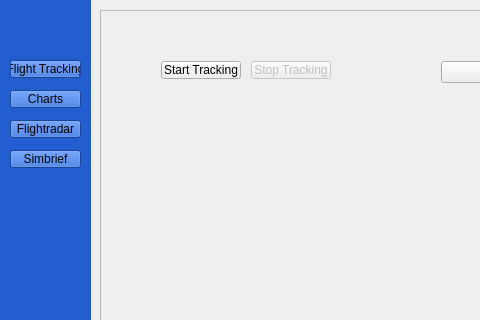
WiktorKociuba/VATATS, file tracking.ui: the form before one commit; both pictures show x 0 to 480 and y 0 to 320 of the 1200 by 800 pixel window.
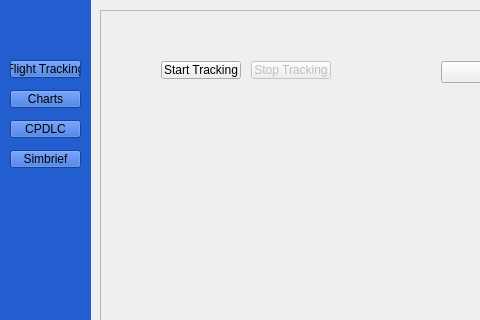
The form after the commit.

Commit message:
Add CPDLC polling and refactor CPDLC UI integration
Introduced a pollMessages method to cpdlc for polling Hoppie messages, including a new hoppieMessage struct and pollResult signal.

What changed in the file:
```diff
--- a/tracking.ui
+++ b/tracking.ui
@@ -88,7 +88,7 @@
      </rect>
     </property>
     <property name="text">
-     <string>Flightradar</string>
+     <string>CPDLC</string>
     </property>
    </widget>
    <widget class="QPushButton" name="simbriefPB">
```
Left out of the diff: 2 changed lines with no effect on the pictures. The commit also changes 6 other files.
